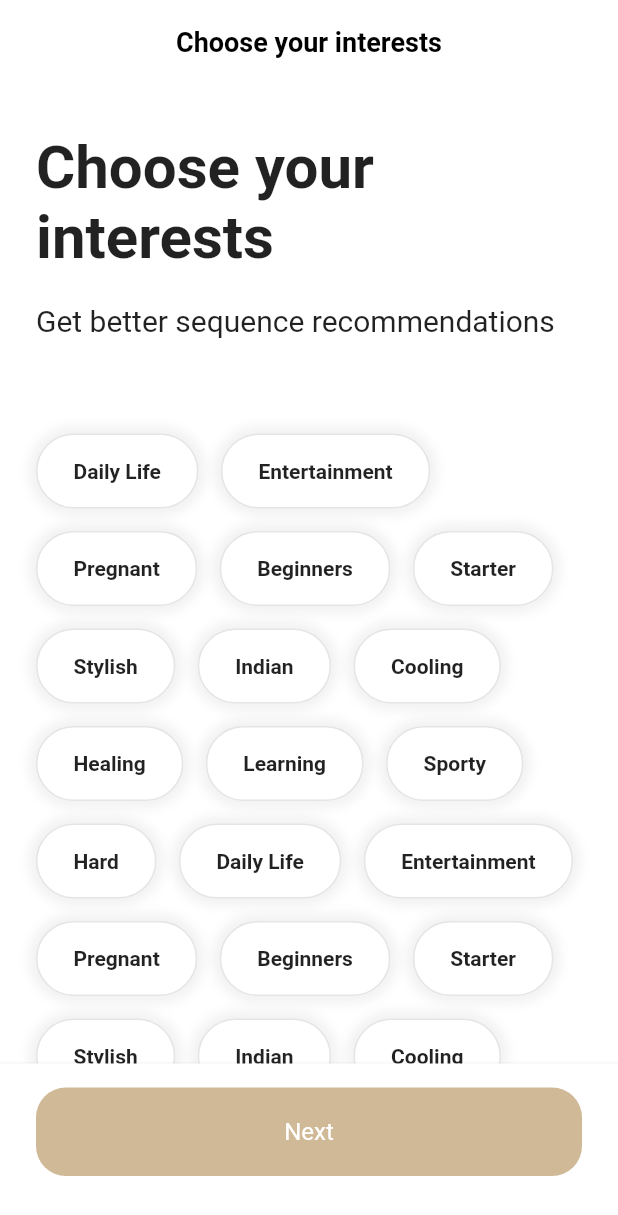
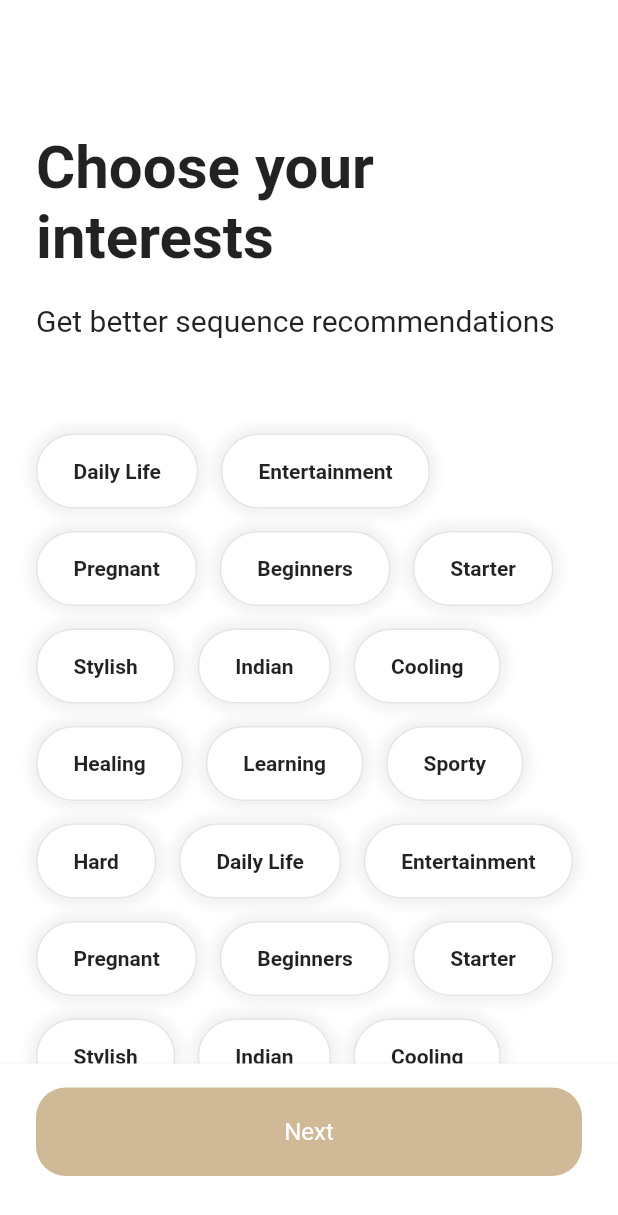
Before and after one commit to Dhui-Park/flutter_practice_app, a Flutter app: the screen it shows after launch, on a phone screen of 412 x 824 dp. Shown: the top 1215 px of the screen. Run offline on Flutter 3.47's test engine with Material 2 defaults, Android fonts, the phone set to English and light mode, and no system bars; our stand-ins replace font_awesome_flutter.

```diff
--- a/lib/features/onboarding/interests_screen.dart
+++ b/lib/features/onboarding/interests_screen.dart
@@ -1,6 +1,9 @@
 import 'package:flutter/material.dart';
 import 'package:flutter_practice/constants/gaps.dart';
 import 'package:flutter_practice/constants/sizes.dart';
+import 'package:flutter_practice/features/onboarding/tutorial_screen.dart';
+
+import 'widgets/interest_button.dart';
 
 const interests = [
   'Daily Life',
@@ -29,16 +32,67 @@ const interests = [
   'Hard',
 ];
 
-class InterestsScreen extends StatelessWidget {
+class InterestsScreen extends StatefulWidget {
   const InterestsScreen({super.key});
+
+  @override
+  State<InterestsScreen> createState() => _InterestsScreenState();
+}
+
+class _InterestsScreenState extends State<InterestsScreen> {
+  final ScrollController _scrollController = ScrollController();
+
+  bool _showTitle = false;
+
+  void _onScroll() {
+    if (_scrollController.offset > 110) {
+      if (_showTitle) return;
+      setState(() {
+        _showTitle = true;
+      });
+    } else {
+      setState(() {
+        _showTitle = false;
+      });
+    }
+  }
+
+  void _onNextTap() {
+    Navigator.push(
+      context,
+      MaterialPageRoute(
+        builder: (context) => const TutorialScreen(),
+      ),
+    );
+  }
+
+  @override
+  void initState() {
+    super.initState();
+    _scrollController.addListener(_onScroll);
+  }
+
+  @override
+  void dispose() {
+    _scrollController.dispose();
+    super.dispose();
+  }
 
   @override
   Widget build(BuildContext context) {
     return Scaffold(
       appBar: AppBar(
-        title: const Text("Choose your interests"),
+        elevation: 0,
+        title: AnimatedOpacity(
+          opacity: _showTitle ? 1 : 0,
+          duration: const Duration(milliseconds: 300),
+          child: const Text("Choose your interests"),
         ),
-      body: SingleChildScrollView(
+      ),
+      body: Scrollbar(
+        controller: _scrollController,
+        child: SingleChildScrollView(
+          controller: _scrollController,
           child: Padding(
             padding: const EdgeInsets.only(
               left: Sizes.size24,
@@ -69,37 +123,11 @@ class InterestsScreen extends StatelessWidget {
                   spacing: 15,
                   children: [
                     for (var interest in interests)
-                    Container(
-                      padding: const EdgeInsets.symmetric(
-                        vertical: Sizes.size16,
-                        horizontal: Sizes.size24,
-                      ),
-                      decoration: BoxDecoration(
-                        color: Colors.white,
-                        borderRadius: BorderRadius.circular(
-                          Sizes.size32,
-                        ),
-                        border: Border.all(
-                          color: Colors.black.withOpacity(0.1),
-                        ),
-                        boxShadow: [
-                          BoxShadow(
-                            color: Colors.black.withOpacity(0.05),
-                            blurRadius: 5,
-                            spreadRadius: 5,
-                          )
-                        ],
-                      ),
-                      child: Text(
-                        interest,
-                        style: const TextStyle(
-                          fontWeight: FontWeight.bold,
-                        ),
-                      ),
-                    )
+                      InterestButton(interest: interest)
                   ],
                 ),
               ],
+            ),
           ),
         ),
       ),
@@ -112,6 +140,8 @@ class InterestsScreen extends StatelessWidget {
             left: Sizes.size24,
             right: Sizes.size24,
           ),
+          child: GestureDetector(
+            onTap: _onNextTap,
             child: Container(
               padding: const EdgeInsets.symmetric(
                 vertical: Sizes.size20,
@@ -128,7 +158,9 @@ class InterestsScreen extends StatelessWidget {
                   fontSize: Sizes.size16,
                 ),
               ),
-            )),
+            ),
+          ),
+        ),
       ),
     );
   }
--- /dev/null
+++ b/lib/features/onboarding/widgets/interest_button.dart
@@ -0,0 +1,63 @@
+import 'package:flutter/material.dart';
+import '../../../constants/sizes.dart';
+
+class InterestButton extends StatefulWidget {
+  const InterestButton({
+    super.key,
+    required this.interest,
+  });
+
+  final String interest;
+
+  @override
+  State<InterestButton> createState() => _InterestButtonState();
+}
+
+class _InterestButtonState extends State<InterestButton> {
+  bool _isSelected = false;
+
+  void _onTap() {
+    setState(() {
+      _isSelected = !_isSelected;
+    });
+  }
+
+  @override
+  Widget build(BuildContext context) {
+    return GestureDetector(
+      onTap: _onTap,
+      child: AnimatedContainer(
+        duration: const Duration(milliseconds: 500),
+        child: Container(
+          padding: const EdgeInsets.symmetric(
+            vertical: Sizes.size16,
+            horizontal: Sizes.size24,
+          ),
+          decoration: BoxDecoration(
+            color: _isSelected ? Theme.of(context).primaryColor : Colors.white,
+            borderRadius: BorderRadius.circular(
+              Sizes.size32,
+            ),
+            border: Border.all(
+              color: Colors.black.withOpacity(0.1),
+            ),
+            boxShadow: [
+              BoxShadow(
+                color: Colors.black.withOpacity(0.05),
+                blurRadius: 5,
+                spreadRadius: 5,
+              )
+            ],
+          ),
+          child: Text(
+            widget.interest,
+            style: TextStyle(
+              fontWeight: FontWeight.bold,
+              color: _isSelected ? Colors.white : Colors.black87,
+            ),
+          ),
+        ),
+      ),
+    );
+  }
+}
```
Also changed, not shown: lib/features/onboarding/tutorial_screen.dart (added, +118 -0 lines). Lines whose indentation alone changed are shown as unchanged.
